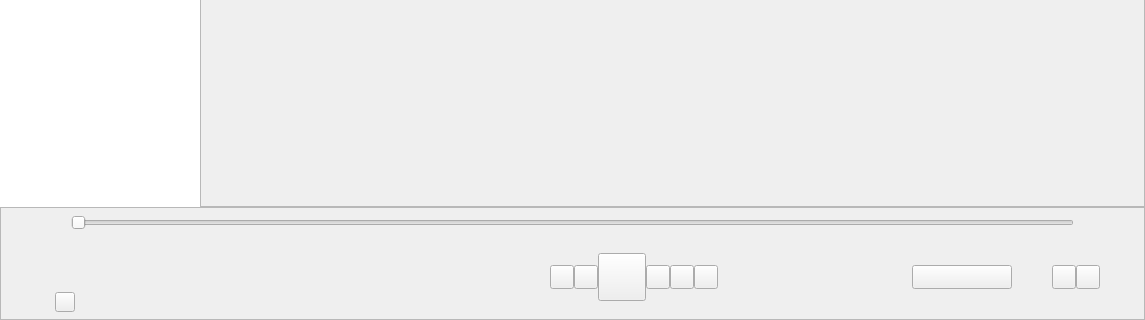
First picture: the form in src/xamp/xamp.ui, repository billlin0904/xamp2, before the edit; both pictures show x 0 to 1145 and y 338 to 658 of the 1145 by 658 pixel window.
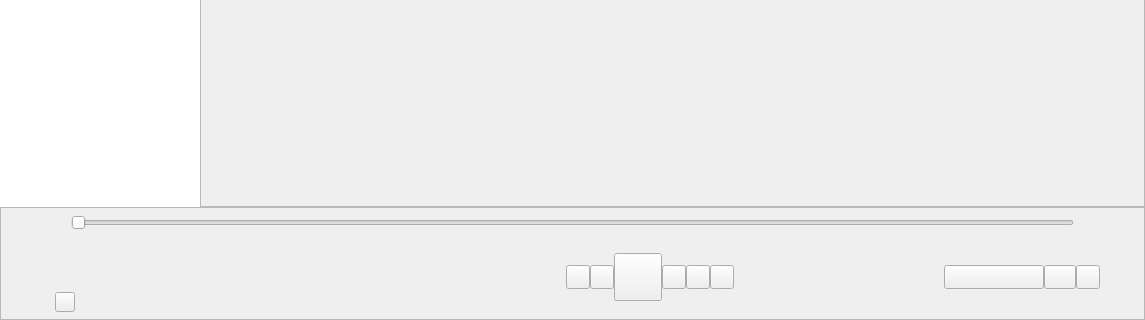
Second picture: the form after the edit. Custom widgets are drawn as their Qt base class.

```diff
--- a/src/xamp/xamp.ui
+++ b/src/xamp/xamp.ui
@@ -1040,33 +1040,17 @@
            </property>
           </widget>
          </item>
-         <item>
-          <spacer name="horizontalSpacer_9">
-           <property name="orientation">
-            <enum>Qt::Horizontal</enum>
-           </property>
-           <property name="sizeType">
-            <enum>QSizePolicy::Fixed</enum>
-           </property>
-           <property name="sizeHint" stdset="0">
-            <size>
-             <width>40</width>
-             <height>20</height>
-            </size>
-           </property>
-          </spacer>
-         </item>
          <item>
           <widget class="QToolButton" name="selectDeviceButton">
            <property name="minimumSize">
             <size>
-             <width>24</width>
+             <width>32</width>
              <height>24</height>
             </size>
            </property>
            <property name="maximumSize">
             <size>
-             <width>24</width>
+             <width>32</width>
              <height>24</height>
             </size>
            </property>
```
